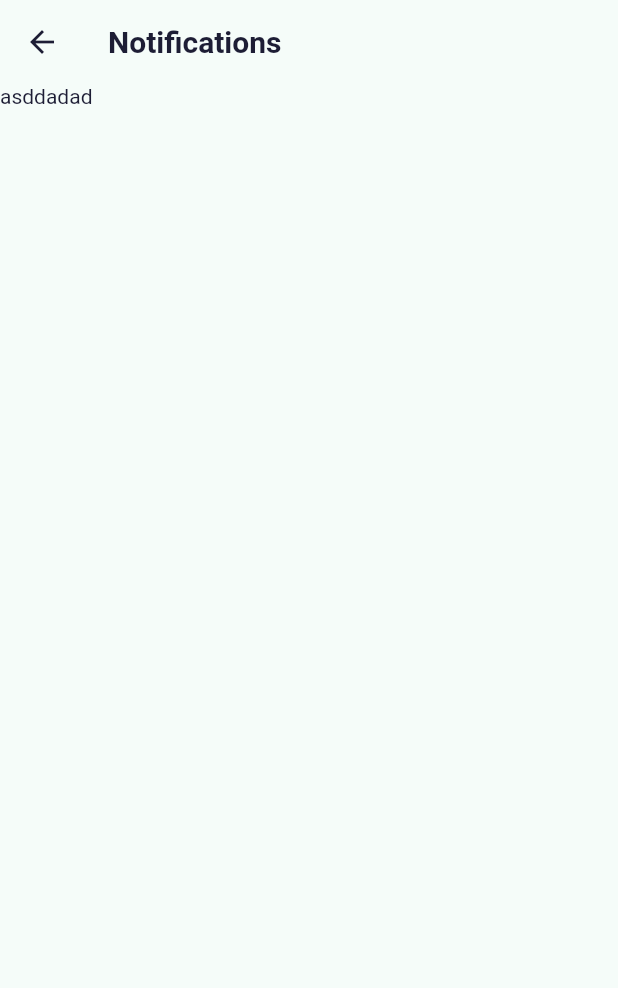
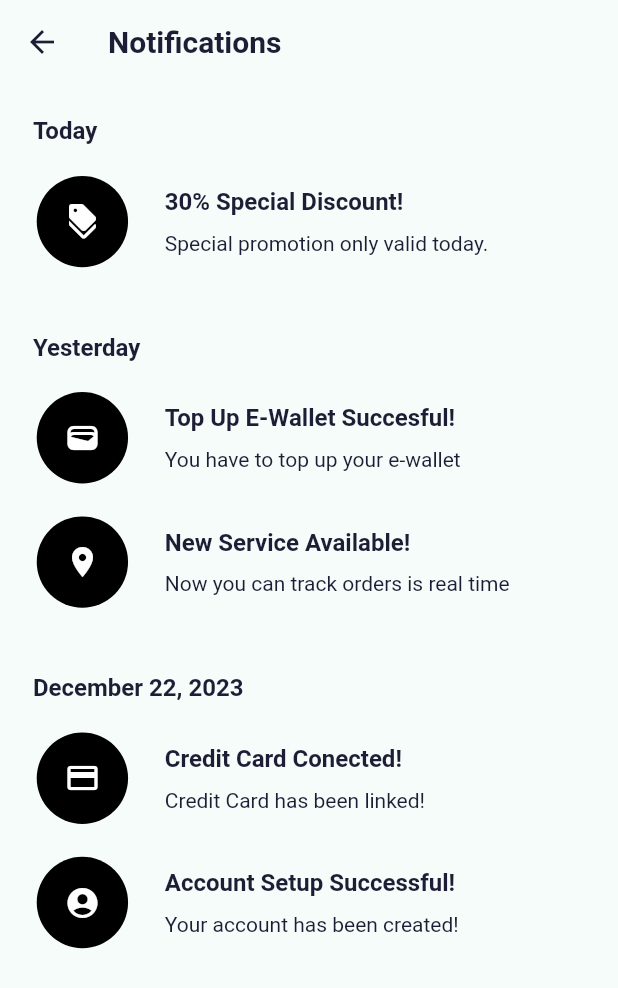
Before and after one commit to vuxnguyxn/e-commerce-app, a Flutter app: the NotificationsScreen screen opened by its route, on a phone screen of 412 x 824 dp. Shown: the top 988 px of the screen. Run offline on Flutter 3.47's test engine with Material 2 defaults, Android fonts, the phone set to English and light mode, and no system bars; our stand-ins replace flutter_svg.

Commit message:
features(notification): create notification screen

```diff
--- a/lib/components/simple_data.dart
+++ b/lib/components/simple_data.dart
@@ -1,4 +1,4 @@
-// ignore_for_file: public_member_api_docs, sort_constructors_first
+
 class DataTitleMostPopular {
   String title;
   bool? isSelested;
@@ -74,3 +74,61 @@ List dataItemMostPopular = [
       star: 4.5,
       price: 650),
 ];
+
+class Notification {
+  String title;
+  String content;
+  String image;
+  Notification({
+    required this.title,
+    required this.content,
+    required this.image,
+  });
+}
+
+class Notifiactions {
+  String date;
+  List<Notification> notifications;
+  Notifiactions({
+    required this.date,
+    required this.notifications,
+  });
+}
+
+List dataNotifications = [
+  Notifiactions(
+    date: "Today",
+    notifications: [
+      Notification(
+          title: "30% Special Discount!",
+          content: "Special promotion only valid today.",
+          image: "discount"),
+    ],
+  ),
+  Notifiactions(
+    date: "Yesterday",
+    notifications: [
+      Notification(
+          title: "Top Up E-Wallet Succesful!",
+          content: "You have to top up your e-wallet",
+          image: "wallet"),
+      Notification(
+          title: "New Service Available!",
+          content: "Now you can track orders is real time",
+          image: "location"),
+    ],
+  ),
+  Notifiactions(
+    date: "December 22, 2023",
+    notifications: [
+      Notification(
+          title: "Credit Card Conected!",
+          content: "Credit Card has been linked!",
+          image: "credit"),
+      Notification(
+          title: "Account Setup Successful!",
+          content: "Your account has been created!",
+          image: "account"),
+    ],
+  ),
+];
--- a/lib/routes.dart
+++ b/lib/routes.dart
@@ -1,4 +1,4 @@
-import 'package:e_commerce_app/screens/home/components/home_page/notifications_screen.dart';
+import 'package:e_commerce_app/screens/home/notifications_screen.dart';
 import 'package:e_commerce_app/screens/home/home_screen.dart';
 import 'package:e_commerce_app/screens/splash/splash_screen.dart';
 import 'package:flutter/material.dart';
--- a/lib/screens/home/components/home_page/home_page.dart
+++ b/lib/screens/home/components/home_page/home_page.dart
@@ -12,7 +12,7 @@ import 'category_item_card.dart';
 import 'icon_button_with_counter.dart';
 import 'most_popular_item_cart.dart';
 import 'most_popular_tabbar.dart';
-import 'notifications_screen.dart';
+import '../../notifications_screen.dart';
 import 'search_and_filter.dart';
 import 'title_offer_and_see_all.dart';
 
--- a/lib/screens/home/components/home_page/notifications_screen.dart
+++ /dev/null
@@ -1,17 +0,0 @@
-import 'package:flutter/material.dart';
-
-class NotificationsScreen extends StatelessWidget {
-  const NotificationsScreen({super.key});
-
-  static const String route = '/notifiaction';
-
-  @override
-  Widget build(BuildContext context) {
-    return Scaffold(
-      appBar: AppBar(
-        title: const Text('Notifications',),
-      ),
-      body: Text('asddadad'),
-    );
-  }
-}
--- /dev/null
+++ b/lib/screens/home/notifications_screen.dart
@@ -0,0 +1,120 @@
+import 'package:e_commerce_app/components/simple_data.dart';
+import 'package:e_commerce_app/constants.dart';
+import 'package:e_commerce_app/size_config.dart';
+import 'package:flutter/material.dart';
+
+class NotificationsScreen extends StatelessWidget {
+  const NotificationsScreen({super.key});
+
+  static const String route = '/notification';
+
+  @override
+  Widget build(BuildContext context) {
+    List data = dataNotifications;
+    return Scaffold(
+      appBar: AppBar(
+        title: const Text(
+          'Notifications',
+        ),
+      ),
+      body: SafeArea(
+        child: Container(
+          padding: EdgeInsets.symmetric(
+              horizontal: getProportionateScreenWidth(kDefaultPadding),
+              vertical: getProportionateScreenWidth(kDefaultPadding)),
+          width: double.infinity,
+          child: ListView.builder(
+              itemCount: data.length,
+              itemBuilder: (context, index) =>
+                  NotificationCard(data: data[index])),
+        ),
+      ),
+    );
+  }
+}
+
+class NotificationCard extends StatelessWidget {
+  const NotificationCard({
+    Key? key,
+    required this.data,
+  }) : super(key: key);
+
+  final Notifiactions data;
+
+  @override
+  Widget build(BuildContext context) {
+    return Container(
+      margin:
+          EdgeInsets.only(bottom: getProportionateScreenWidth(kDefaultPadding)),
+      child: Column(
+        crossAxisAlignment: CrossAxisAlignment.start,
+        children: [
+          Text(
+            data.date,
+            style: const TextStyle(fontWeight: FontWeight.bold, fontSize: 16),
+          ),
+          SizedBox(
+            height: getProportionateScreenHeight(kDefaultPadding),
+          ),
+          Column(
+            children: List.generate(
+              data.notifications.length,
+              (index) => notificationItem(index),
+            ),
+          ),
+        ],
+      ),
+    );
+  }
+
+  Container notificationItem(int index) {
+    Map<String, IconData> iconNoti = {
+      'wallet': Icons.wallet,
+      'account': Icons.account_circle,
+      'location': Icons.location_on,
+      'discount': Icons.discount,
+      'credit': Icons.credit_card,
+    };
+
+    return Container(
+      margin:
+          EdgeInsets.only(bottom: getProportionateScreenWidth(kDefaultPadding)),
+      child: Row(
+        crossAxisAlignment: CrossAxisAlignment.center,
+        children: [
+          Container(
+            width: getProportionateScreenWidth(60),
+            height: getProportionateScreenHeight(60),
+            padding: EdgeInsets.all(
+                getProportionateScreenWidth(kDefaultPadding / 2)),
+            decoration: const BoxDecoration(
+                shape: BoxShape.circle, color: Colors.black),
+            child: Icon(
+              iconNoti[data.notifications[index].image],
+              color: Colors.white,
+            ),
+          ),
+          SizedBox(
+            width: getProportionateScreenWidth(kDefaultPadding),
+          ),
+          Expanded(
+            child: Column(
+              crossAxisAlignment: CrossAxisAlignment.start,
+              children: [
+                Text(
+                  data.notifications[index].title,
+                  style: const TextStyle(
+                      fontWeight: FontWeight.bold, fontSize: 16),
+                ),
+                SizedBox(
+                  height: getProportionateScreenHeight(kDefaultPadding / 2),
+                ),
+                Text(data.notifications[index].content),
+              ],
+            ),
+          )
+        ],
+      ),
+    );
+  }
+}
```
